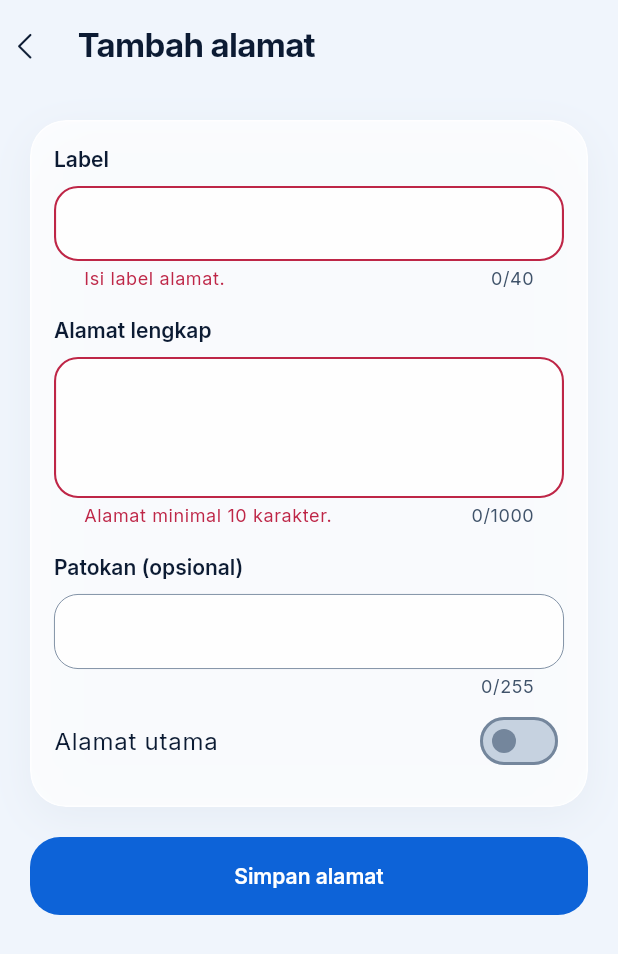
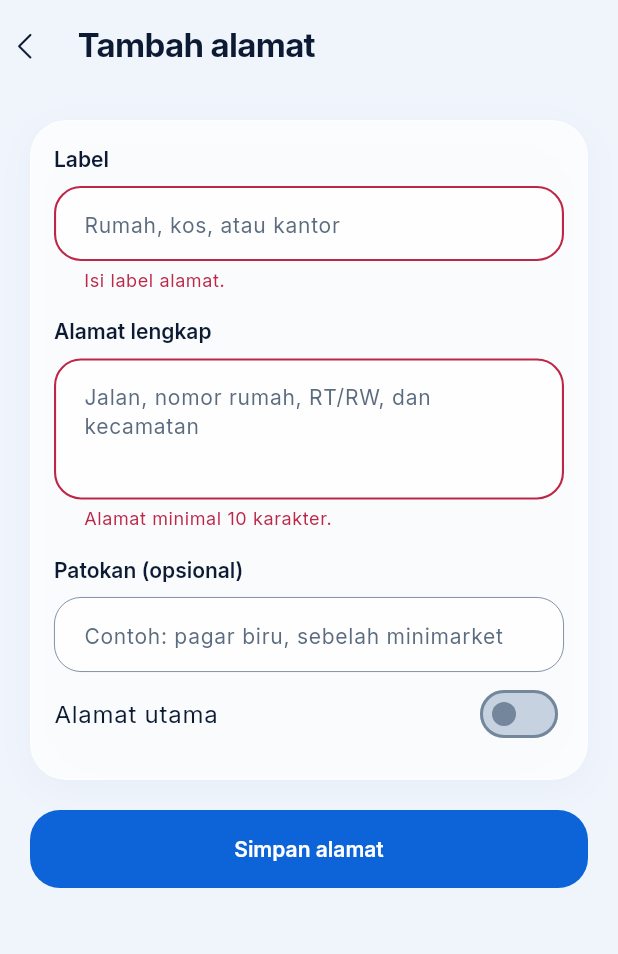
Before and after one commit to rachmatx/sparkleen-app, a Flutter app: the AddressEditPage screen opened directly, after a tap on "Simpan alamat", on a phone screen of 412 x 824 dp. Shown: the top 954 px of the screen. Run offline on Flutter 3.47's test engine with Material 3 defaults, Android fonts, the phone set to English and light mode, and no system bars; our stand-ins replace dio, flutter_riverpod, flutter_secure_storage, go_router; accounts and stored records are empty; key blocks and very long unbroken strings in the code were emptied for the run.

Commit message:
Polish glass UI hierarchy, form hints and accessible touch targets for 0.0.7

```diff
--- a/lib/core/app_info.dart
+++ b/lib/core/app_info.dart
@@ -1,5 +1,5 @@
 abstract final class AppInfo {
-  static const version = '0.0.6';
-  static const buildNumber = 6;
+  static const version = '0.0.7';
+  static const buildNumber = 7;
   static const versionLabel = '$version ($buildNumber)';
 }
--- a/lib/core/theme/app_colors.dart
+++ b/lib/core/theme/app_colors.dart
@@ -21,11 +21,11 @@ abstract final class AppColors {
   static const mintSoft = Color(0xFFDDF2E9);
 
   static const radiusCard = 24.0;
-  static const radiusInput = 16.0;
+  static const radiusInput = 18.0;
   static const radiusSheet = 32.0;
 
   static const cardShadow = [
-    BoxShadow(color: Color(0x0C183A60), blurRadius: 24, offset: Offset(0, 8)),
+    BoxShadow(color: Color(0x09183A60), blurRadius: 20, offset: Offset(0, 6)),
   ];
   static const softShadow = [
     BoxShadow(color: Color(0x08183A60), blurRadius: 14, offset: Offset(0, 4)),
--- a/lib/core/widgets/app_card.dart
+++ b/lib/core/widgets/app_card.dart
@@ -44,9 +44,9 @@ class AppCard extends StatelessWidget {
               borderRadius: corners,
               side: BorderSide(
                 color: Theme.of(context).brightness == Brightness.dark
-                    ? Colors.white.withValues(alpha: 0.14)
-                    : Colors.white.withValues(alpha: 0.82),
-                width: 1,
+                    ? Colors.white.withValues(alpha: 0.12)
+                    : Colors.white.withValues(alpha: 0.70),
+                width: 0.8,
               ),
             ),
             clipBehavior: Clip.antiAlias,
--- a/lib/core/widgets/app_text_field.dart
+++ b/lib/core/widgets/app_text_field.dart
@@ -71,10 +71,7 @@ class AppTextFormField extends StatelessWidget {
             textCapitalization: textCapitalization,
             autofillHints: autofillHints,
             inputFormatters: inputFormatters,
-            decoration: decoration.copyWith(
-              labelText: '',
-              floatingLabelBehavior: FloatingLabelBehavior.never,
-            ),
+            decoration: _withoutInlineLabel(decoration),
             validator: validator,
             onChanged: onChanged,
             onTap: onTap,
@@ -88,3 +85,60 @@ class AppTextFormField extends StatelessWidget {
     );
   }
 }
+
+// copyWith cannot clear labelText. Preserve adornments without an inline label
+// so the placeholder is also visible before the field receives focus.
+InputDecoration _withoutInlineLabel(InputDecoration source) => InputDecoration(
+  icon: source.icon,
+  iconColor: source.iconColor,
+  labelStyle: source.labelStyle,
+  helper: source.helper,
+  helperText: source.helperText,
+  helperStyle: source.helperStyle,
+  helperMaxLines: source.helperMaxLines,
+  hintText: source.hintText,
+  hint: source.hint,
+  hintStyle: source.hintStyle,
+  hintTextDirection: source.hintTextDirection,
+  hintMaxLines: source.hintMaxLines,
+  hintFadeDuration: source.hintFadeDuration,
+  maintainHintSize: source.maintainHintSize,
+  maintainLabelSize: source.maintainLabelSize,
+  error: source.error,
+  errorText: source.errorText,
+  errorStyle: source.errorStyle,
+  errorMaxLines: source.errorMaxLines,
+  isCollapsed: source.isCollapsed,
+  isDense: source.isDense,
+  contentPadding: source.contentPadding,
+  prefixIcon: source.prefixIcon,
+  prefixIconConstraints: source.prefixIconConstraints,
+  prefix: source.prefix,
+  prefixText: source.prefixText,
+  prefixStyle: source.prefixStyle,
+  prefixIconColor: source.prefixIconColor,
+  suffixIcon: source.suffixIcon,
+  suffix: source.suffix,
+  suffixText: source.suffixText,
+  suffixStyle: source.suffixStyle,
+  suffixIconColor: source.suffixIconColor,
+  suffixIconConstraints: source.suffixIconConstraints,
+  counter: source.counter,
+  counterText: source.counterText,
+  counterStyle: source.counterStyle,
+  filled: source.filled,
+  fillColor: source.fillColor,
+  focusColor: source.focusColor,
+  hoverColor: source.hoverColor,
+  errorBorder: source.errorBorder,
+  focusedBorder: source.focusedBorder,
+  focusedErrorBorder: source.focusedErrorBorder,
+  disabledBorder: source.disabledBorder,
+  enabledBorder: source.enabledBorder,
+  border: source.border,
+  enabled: source.enabled,
+  semanticCounterText: source.semanticCounterText,
+  alignLabelWithHint: source.alignLabelWithHint,
+  constraints: source.constraints,
+  visualDensity: source.visualDensity,
+);
--- a/lib/features/alamat/presentation/address_page.dart
+++ b/lib/features/alamat/presentation/address_page.dart
@@ -343,6 +343,7 @@ class _AddressEditPageState extends ConsumerState<AddressEditPage> {
                       decoration: const InputDecoration(
                         labelText: 'Label',
                         hintText: 'Rumah, kos, atau kantor',
+                        counterText: '',
                       ),
                       validator: (v) =>
                           (v ?? '').trim().isEmpty ? 'Isi label alamat.' : null,
@@ -357,6 +358,8 @@ class _AddressEditPageState extends ConsumerState<AddressEditPage> {
                       textCapitalization: TextCapitalization.sentences,
                       decoration: const InputDecoration(
                         labelText: 'Alamat lengkap',
+                        hintText: 'Jalan, nomor rumah, RT/RW, dan kecamatan',
+                        counterText: '',
                       ),
                       validator: (v) => (v ?? '').trim().length < 10
                           ? 'Alamat minimal 10 karakter.'
@@ -371,6 +374,8 @@ class _AddressEditPageState extends ConsumerState<AddressEditPage> {
                       maxLines: 3,
                       decoration: const InputDecoration(
                         labelText: 'Patokan (opsional)',
+                        hintText: 'Contoh: pagar biru, sebelah minimarket',
+                        counterText: '',
                       ),
                     ),
                     SwitchListTile.adaptive(
--- a/lib/features/pengaturan/presentation/settings_page.dart
+++ b/lib/features/pengaturan/presentation/settings_page.dart
@@ -211,11 +211,13 @@ class SettingsTile extends StatelessWidget {
     final large = MediaQuery.textScalerOf(context).scale(14) > 18;
     return InkWell(
       onTap: onTap,
+      child: ConstrainedBox(
+        constraints: const BoxConstraints(minHeight: 56),
         child: Padding(
           padding: const EdgeInsets.symmetric(horizontal: 16, vertical: 12),
           child: Row(
             children: [
-            Icon(icon, color: theme.colorScheme.primary),
+              Icon(icon, size: 22, color: theme.colorScheme.primary),
               const SizedBox(width: 12),
               Expanded(
                 child: Column(
@@ -253,6 +255,7 @@ class SettingsTile extends StatelessWidget {
             ],
           ),
         ),
+      ),
     );
   }
 }
--- a/lib/features/pesanan/presentation/widgets/transaksi_card.dart
+++ b/lib/features/pesanan/presentation/widgets/transaksi_card.dart
@@ -86,7 +86,7 @@ class TransaksiCard extends StatelessWidget {
             children: [
               Flexible(
                 child: Text(
-                  'Lihat detail',
+                  'Detail',
                   style: theme.textTheme.labelLarge?.copyWith(
                     color: theme.colorScheme.primary,
                   ),
@@ -94,8 +94,8 @@ class TransaksiCard extends StatelessWidget {
               ),
               const SizedBox(width: 8),
               Icon(
-                AppIcons.arrow_forward_rounded,
-                size: 19,
+                AppIcons.chevron_right_rounded,
+                size: 18,
                 color: theme.colorScheme.primary,
               ),
             ],
--- a/pubspec.yaml
+++ b/pubspec.yaml
@@ -16,7 +16,7 @@ publish_to: 'none' # Remove this line if you wish to publish to pub.dev
 # https://developer.apple.com/library/archive/documentation/General/Reference/InfoPlistKeyReference/Articles/CoreFoundationKeys.html
 # In Windows, build-name is used as the major, minor, and patch parts
 # of the product and file versions while build-number is used as the build suffix.
-version: 0.0.6+6
+version: 0.0.7+7
 
 environment:
   sdk: ^3.13.5
```
Also changed, not shown: lib/core/theme/app_theme.dart (+12 -4 lines), lib/features/home/presentation/home_page.dart (+14 -11 lines), lib/features/home/presentation/widgets/customer_header.dart (+9 -3 lines), lib/features/profil/presentation/profil_page.dart (+2 -8 lines), tool/capture_redesign_audit_test.dart (+18 -3 lines), 6 other files. Lines whose indentation alone changed are shown as unchanged.
